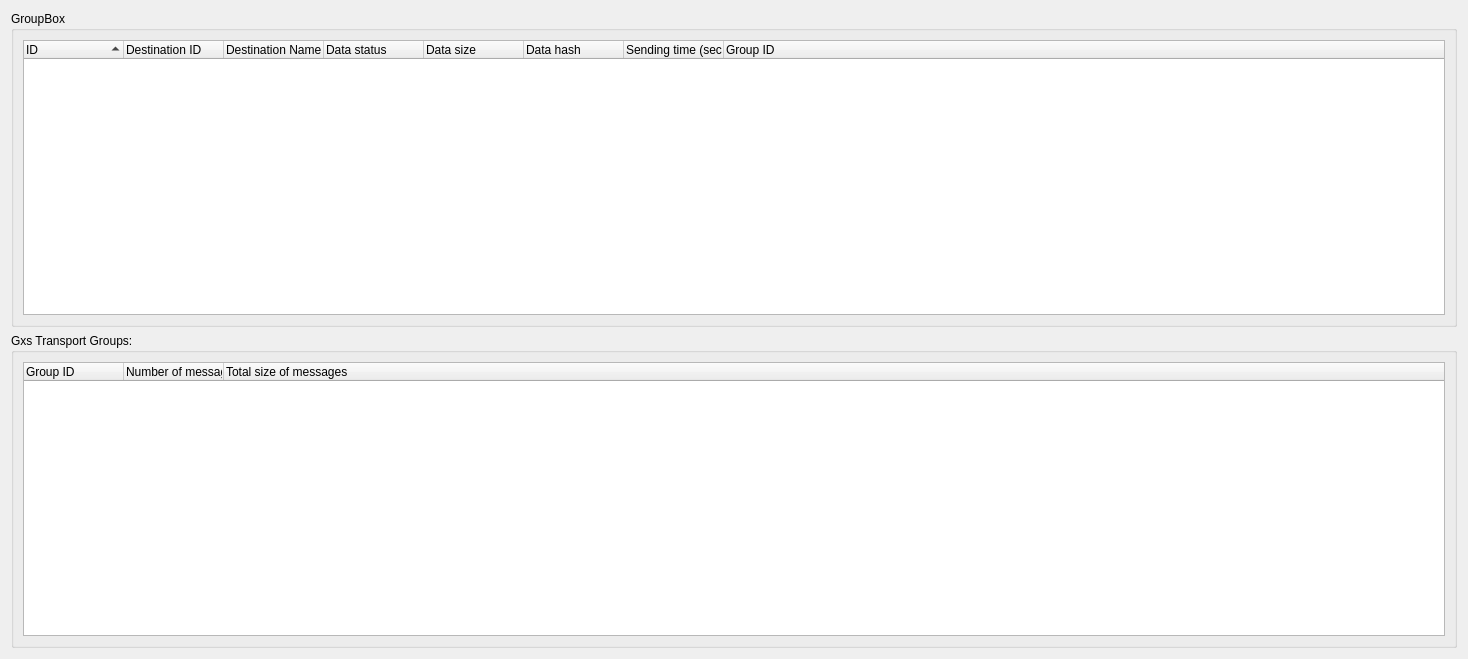
Old version of the form retroshare-gui/src/gui/statistics/GxsTransportStatistics.ui in the repository RetroShare/RetroShare.
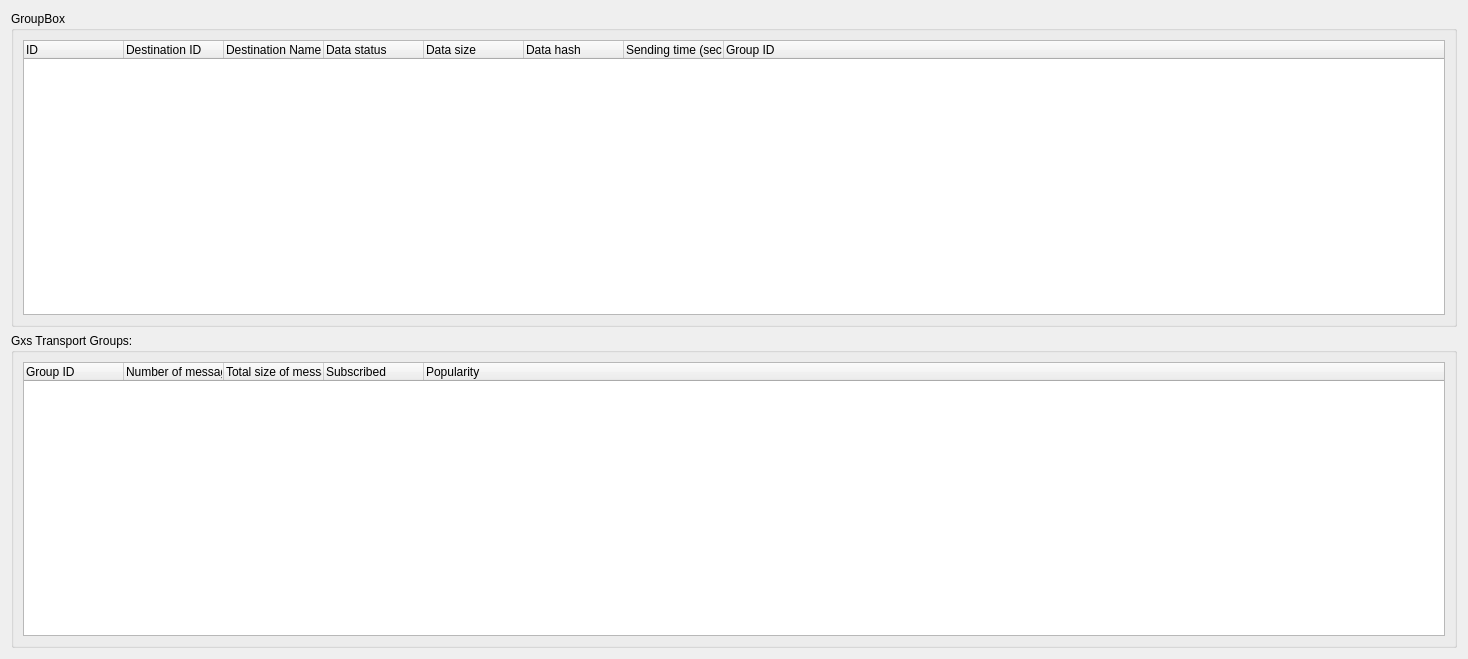
New version of the form.

Commit message: minor code cleaning in p3GxsTrans (struct->class for consistency, sendMail->sendData), added popularity+subscribed status display in statistics

```diff
--- a/retroshare-gui/src/gui/statistics/GxsTransportStatistics.ui
+++ b/retroshare-gui/src/gui/statistics/GxsTransportStatistics.ui
@@ -41,6 +41,16 @@
            <string>Total size of messages</string>
           </property>
          </column>
+         <column>
+          <property name="text">
+           <string>Subscribed</string>
+          </property>
+         </column>
+         <column>
+          <property name="text">
+           <string>Popularity</string>
+          </property>
+         </column>
         </widget>
        </widget>
       </item>
@@ -61,6 +71,9 @@
         <property name="sortingEnabled">
          <bool>true</bool>
         </property>
+        <attribute name="headerShowSortIndicator" stdset="0">
+         <bool>false</bool>
+        </attribute>
         <column>
          <property name="text">
           <string>ID</string>
```
The commit also changes 7 other files.
